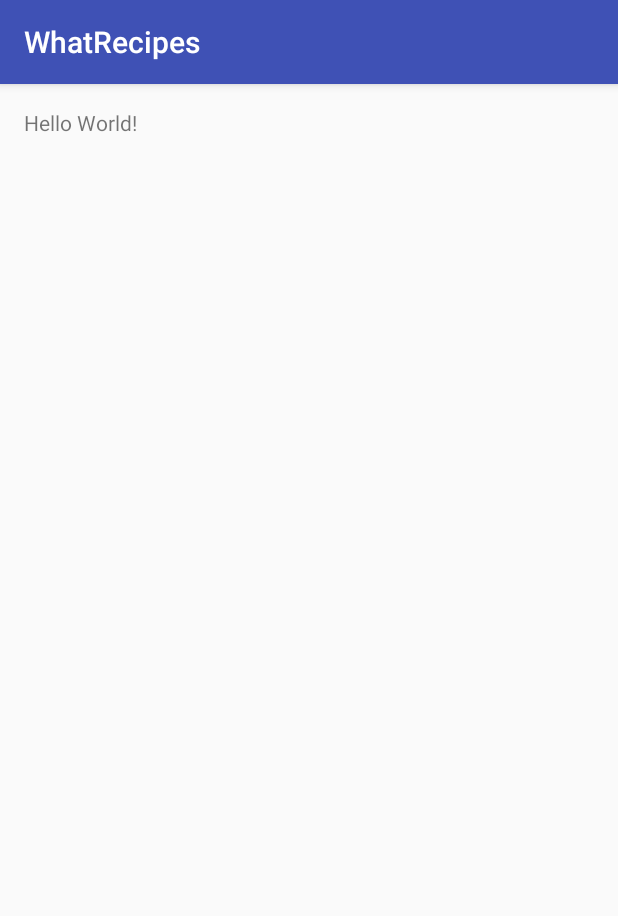
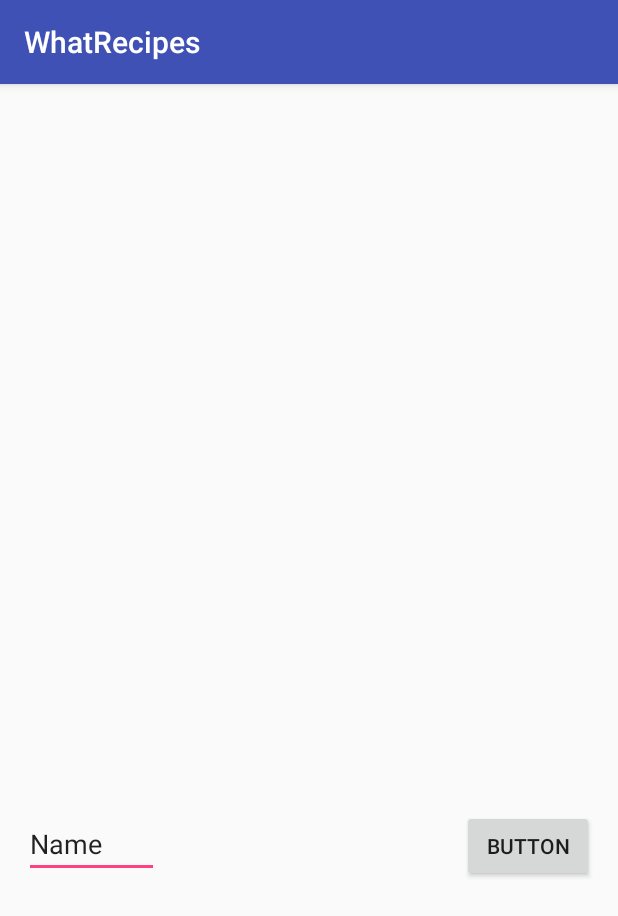
Before and after one commit to Telerik-Android/WhatRecipes, an Android app: the screen it shows after launch (MainActivity), on a phone screen of 412 x 824 dp. Shown: the top 916 px of the screen. Run offline under Robolectric (Android 15) with nearby library versions, the phone set to English and light mode, and no system bars; our stand-ins replace Dagger/Hilt's generated code, Firebase (no records; nobody signed in at launch, a user with empty details on screens opened directly); libraries missing offline, so code that uses them is left out: retrofit2.adapter.rxjava.

```diff
--- a/WhatRecipes/app/build.gradle
+++ b/WhatRecipes/app/build.gradle
@@ -27,12 +27,13 @@ dependencies {
 
     })
     //firebase
-    compile 'com.google.firebase:firebase-core:9.0.2'
-    compile 'com.google.firebase:firebase-crash:9.0.2'
-    compile 'com.google.firebase:firebase-auth:9.0.2'
-    compile 'com.google.firebase:firebase-database:9.0.2'
 
 
+
+    compile 'com.google.firebase:firebase-core:10.0.1'
+    compile 'com.google.firebase:firebase-crash:10.0.1'
+    compile 'com.google.firebase:firebase-auth:10.0.1'
+    compile 'com.google.firebase:firebase-database:10.0.1'
     compile 'com.android.support:appcompat-v7:25.1.0'
     compile 'com.google.dagger:dagger:2.2'
     compile 'com.squareup.retrofit2:retrofit:2.0.2'
@@ -43,6 +44,7 @@ dependencies {
     compile 'io.reactivex:rxjava:1.1.2'
     compile 'io.reactivex:rxandroid:1.1.0'
     compile 'com.squareup.retrofit2:adapter-rxjava:2.0.1'
+    compile 'com.android.support:support-v4:25.1.0'
     testCompile 'junit:junit:4.12'
     apt 'com.google.dagger:dagger-compiler:2.2'
     provided 'javax.annotation:jsr250-api:1.0'
--- a/WhatRecipes/app/src/main/java/com/whatrecipes/whatrecipes/App.java
+++ b/WhatRecipes/app/src/main/java/com/whatrecipes/whatrecipes/App.java
@@ -11,20 +11,28 @@ import com.whatrecipes.whatrecipes.presenters.PresentationModule;
 public class App extends Application {
     private NetComponent mNetComponent;
     private AppComponent mAppComponent;
+    private static App sInstance;
 
     @Override
     public void onCreate() {
         super.onCreate();
+        sInstance = this;
         mNetComponent = DaggerNetComponent.builder()
                 .appModule(new AppModule(this))
                 .netModule(new NetModule("http://192.168.199.212:3000/"))
                 .build();
+
 
         mAppComponent = DaggerAppComponent.builder()
                 .appModule(new AppModule(this))
                 .firebaseModule(new FirebaseModule())
                 .presentationModule(new PresentationModule())
                 .build();
+
+
+    }
+    public static App get() {
+        return sInstance;
     }
 
     public NetComponent getNetComponent() {
--- a/WhatRecipes/app/src/main/java/com/whatrecipes/whatrecipes/AppComponent.java
+++ b/WhatRecipes/app/src/main/java/com/whatrecipes/whatrecipes/AppComponent.java
@@ -3,6 +3,8 @@ package com.whatrecipes.whatrecipes;
 import com.whatrecipes.whatrecipes.data.NetComponent;
 import com.whatrecipes.whatrecipes.presenters.PresentationModule;
 import com.whatrecipes.whatrecipes.utils.CustomScope;
+import com.whatrecipes.whatrecipes.view.BlankFragment;
+import com.whatrecipes.whatrecipes.view.MainActivity;
 
 import javax.inject.Singleton;
 
@@ -14,5 +16,6 @@ import dagger.Component;
 @Singleton
 @Component(modules = {AppModule.class, PresentationModule.class})
 public interface AppComponent {
-
+    void inject(MainActivity activity);
+    void inject(BlankFragment fragment);
 }
--- /dev/null
+++ b/WhatRecipes/app/src/main/java/com/whatrecipes/whatrecipes/view/BlankFragment.java
@@ -0,0 +1,62 @@
+package com.whatrecipes.whatrecipes.view;
+
+
+import android.support.annotation.Nullable;
+import android.support.v4.app.Fragment;
+import android.content.Context;
+import android.net.Uri;
+import android.os.Bundle;
+import android.view.LayoutInflater;
+import android.view.View;
+import android.view.ViewGroup;
+import android.widget.Button;
+import android.widget.EditText;
+import android.widget.ListView;
+
+import com.google.firebase.database.DatabaseReference;
+import com.google.firebase.database.FirebaseDatabase;
+import com.whatrecipes.whatrecipes.App;
+import com.whatrecipes.whatrecipes.R;
+
+import javax.inject.Inject;
+
+
+public class BlankFragment extends Fragment implements com.whatrecipes.whatrecipes.view.View {
+    Button sendBtn;
+    EditText editText;
+    ListView listView;
+
+    @Inject Presenter presenter;
+
+
+    @Nullable
+    @Override
+    public View onCreateView(LayoutInflater inflater, @Nullable ViewGroup container, @Nullable Bundle savedInstanceState) {
+
+        View view =  inflater.inflate(R.layout.fragment_blank, container, false);
+        App.get().getAppComponent().inject(this);
+
+         sendBtn = (Button) view.findViewById(R.id.button);
+        editText = (EditText) view.findViewById(R.id.messageText);
+         listView = (ListView) view.findViewById(R.id.messagesList);
+        presenter.setView(this);
+
+        sendBtn.setOnClickListener(new View.OnClickListener() {
+            @Override
+            public void onClick(View view) {
+                Message msg = new Message("ref1",editText.getText().toString());
+
+                presenter.AddMessage(msg);
+                editText.setTag("");
+            }
+        });
+
+    return view;
+    }
+
+    @Override
+    public void addMessage(Message msg) {
+
+
+    }
+}
--- a/WhatRecipes/app/src/main/java/com/whatrecipes/whatrecipes/view/MainActivity.java
+++ b/WhatRecipes/app/src/main/java/com/whatrecipes/whatrecipes/view/MainActivity.java
@@ -1,9 +1,10 @@
 package com.whatrecipes.whatrecipes.view;
 
+import android.os.Bundle;
 import android.support.v7.app.AppCompatActivity;
-import android.os.Bundle;
 
 import com.whatrecipes.whatrecipes.R;
+import com.whatrecipes.whatrecipes.utils.ActivityUtils;
 
 public class MainActivity extends AppCompatActivity {
 
@@ -11,5 +12,9 @@ public class MainActivity extends AppCompatActivity {
     protected void onCreate(Bundle savedInstanceState) {
         super.onCreate(savedInstanceState);
         setContentView(R.layout.activity_main);
+
+        ActivityUtils.addFragmentToActivity(getSupportFragmentManager(),new BlankFragment(),R.id.myFragment);
+
+
     }
 }
--- /dev/null
+++ b/WhatRecipes/app/src/main/java/com/whatrecipes/whatrecipes/view/Message.java
@@ -0,0 +1,35 @@
+package com.whatrecipes.whatrecipes.view;
+
+/**
+ * Created by dnt on 12.2.2017 г..
+ */
+
+public class Message {
+    private String message;
+    private String name;
+
+    public Message(){
+
+    }
+
+    public Message(String name, String message){
+        setMessage(message);
+        setName(name);
+    }
+
+    public String getMessage() {
+        return message;
+    }
+
+    public void setMessage(String message) {
+        this.message = message;
+    }
+
+    public String getName() {
+        return name;
+    }
+
+    public void setName(String name) {
+        this.name = name;
+    }
+}
--- /dev/null
+++ b/WhatRecipes/app/src/main/java/com/whatrecipes/whatrecipes/view/Presenter.java
@@ -0,0 +1,27 @@
+package com.whatrecipes.whatrecipes.view;
+
+import com.google.firebase.database.FirebaseDatabase;
+
+import javax.inject.Inject;
+
+/**
+ * Created by dnt on 12.2.2017 г..
+ */
+
+public class Presenter {
+    View view;
+    FirebaseDatabase database;
+
+    @Inject
+    public Presenter(FirebaseDatabase database){
+        this.database=database;
+    }
+
+    void setView(View view){
+        this.view = view;
+    }
+
+    void AddMessage(Message msg){
+        database.getReference("messages").push().setValue(msg);
+    }
+}
--- /dev/null
+++ b/WhatRecipes/app/src/main/java/com/whatrecipes/whatrecipes/view/View.java
@@ -0,0 +1,9 @@
+package com.whatrecipes.whatrecipes.view;
+
+/**
+ * Created by dnt on 12.2.2017 г..
+ */
+
+public interface View {
+    void addMessage(Message msg);
+}
--- a/WhatRecipes/app/src/main/res/layout/activity_main.xml
+++ b/WhatRecipes/app/src/main/res/layout/activity_main.xml
@@ -10,8 +10,9 @@
     android:paddingTop="@dimen/activity_vertical_margin"
     tools:context="com.whatrecipes.whatrecipes.view.MainActivity">
 
-    <TextView
+    <FrameLayout
+        android:id="@+id/myFragment"
         android:layout_width="wrap_content"
-        android:layout_height="wrap_content"
-        android:text="Hello World!" />
+        android:layout_height="wrap_content"/>
+
 </RelativeLayout>
--- /dev/null
+++ b/WhatRecipes/app/src/main/res/layout/fragment_blank.xml
@@ -0,0 +1,52 @@
+<FrameLayout xmlns:android="http://schemas.android.com/apk/res/android"
+    xmlns:tools="http://schemas.android.com/tools"
+    android:layout_width="match_parent"
+    android:layout_height="match_parent"
+    tools:context="com.whatrecipes.whatrecipes.view.BlankFragment">
+
+    <ListView
+        android:layout_width="match_parent"
+        android:layout_height="match_parent"
+        android:layout_alignParentLeft="true"
+        android:layout_alignParentTop="true"
+        android:id="@+id/messagesList" />
+
+    <LinearLayout
+        android:orientation="horizontal"
+        android:layout_width="match_parent"
+        android:layout_height="wrap_content"
+        android:id="@+id/footer"
+        android:layout_alignParentTop="true"
+        android:layout_alignParentLeft="true"
+        android:layout_alignParentStart="true">
+
+        <EditText
+            android:layout_width="wrap_content"
+            android:layout_height="wrap_content"
+            android:inputType="textPersonName"
+            android:text="Name"
+            android:ems="10"
+            android:layout_marginRight="202dp"
+            android:layout_marginEnd="202dp"
+            android:id="@+id/messageText"
+            android:layout_alignParentTop="true"
+            android:layout_alignParentRight="true"
+            android:layout_alignParentEnd="true"
+            android:layout_marginTop="468dp"
+            android:layout_weight="1" />
+
+        <Button
+            android:text="Button"
+            android:layout_width="wrap_content"
+            android:layout_height="wrap_content"
+            android:id="@+id/button"
+            android:layout_marginTop="468dp"
+            tools:text="Send"
+            android:layout_alignParentTop="true"
+            android:layout_centerHorizontal="true"
+            android:elevation="0dp" />
+
+    </LinearLayout>
+
+
+</FrameLayout>
--- a/WhatRecipes/app/src/main/res/values/strings.xml
+++ b/WhatRecipes/app/src/main/res/values/strings.xml
@@ -1,3 +1,6 @@
 <resources>
     <string name="app_name">WhatRecipes</string>
+
+    <!-- TODO: Remove or change this placeholder text -->
+    <string name="hello_blank_fragment">Hello blank fragment</string>
 </resources>
```
